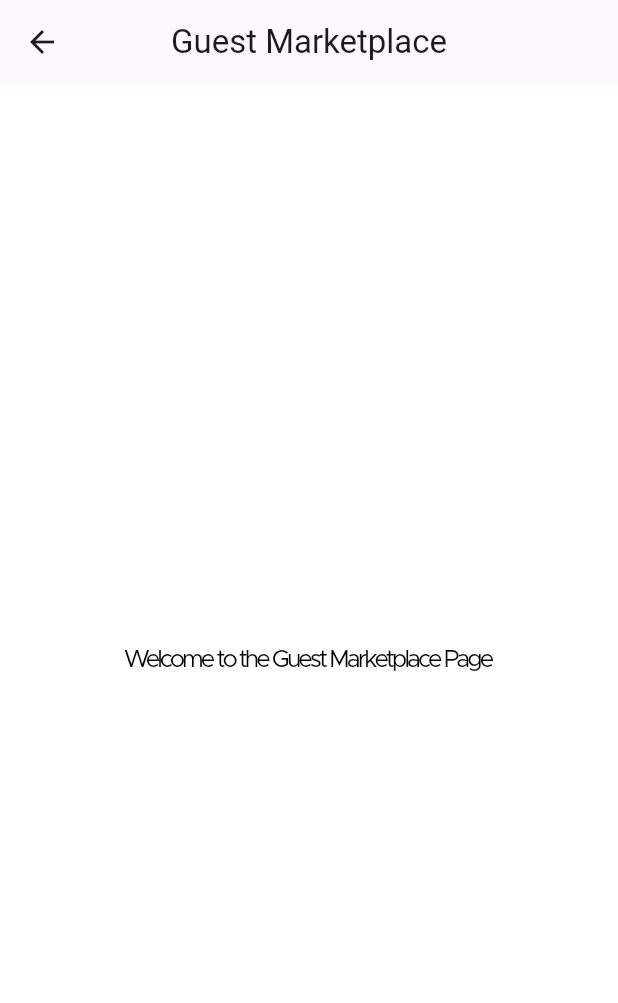
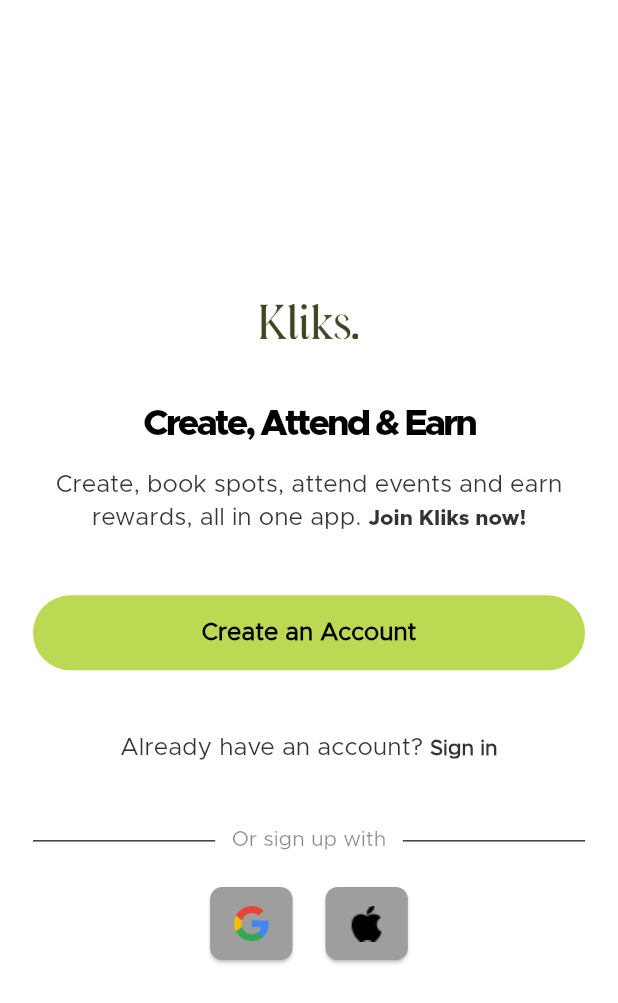
Before and after one commit to dammyaro/kliks, a Flutter app: the GuestMarketplacePage screen opened directly, on a phone screen of 412 x 824 dp. Shown: the top 1003 px of the screen. Run offline on Flutter 3.47's test engine with Material 3 defaults, Android fonts, the phone set to English and light mode, and no system bars; our stand-ins replace flutter_screenutil.

Commit message:
Added create account prompt to guest pages

```diff
--- a/lib/features/guest_app/activities/guest_activities_page.dart
+++ b/lib/features/guest_app/activities/guest_activities_page.dart
@@ -1,4 +1,5 @@
 import 'package:flutter/material.dart';
+import 'package:kliks/shared/widgets/guest_create_account_prompt.dart';
 
 class GuestActivitiesPage extends StatelessWidget {
   const GuestActivitiesPage({super.key});
@@ -6,12 +7,8 @@
   @override
   Widget build(BuildContext context) {
     return Scaffold(
-      appBar: AppBar(
-        title: const Text('Guest Activities'),
-        centerTitle: true,
-      ),
       body: const Center(
-        child: Text('Welcome to the Guest Activities Page'),
+        child: GuestCreateAccountPrompt(),
       ),
     );
   }
--- a/lib/features/guest_app/marketplace/guest_marketplace_page.dart
+++ b/lib/features/guest_app/marketplace/guest_marketplace_page.dart
@@ -1,17 +1,14 @@
 import 'package:flutter/material.dart';
+import 'package:kliks/shared/widgets/guest_create_account_prompt.dart';
 
 class GuestMarketplacePage extends StatelessWidget {
   const GuestMarketplacePage({super.key});
 
   @override
   Widget build(BuildContext context) {
-    return Scaffold(
-      appBar: AppBar(
-        title: const Text('Guest Marketplace'),
-        centerTitle: true,
-      ),
+     return Scaffold(
       body: const Center(
-        child: Text('Welcome to the Guest Marketplace Page'),
+        child: GuestCreateAccountPrompt(),
       ),
     );
   }
--- a/lib/features/guest_app/wallet/guest_wallet_page.dart
+++ b/lib/features/guest_app/wallet/guest_wallet_page.dart
@@ -1,4 +1,5 @@
 import 'package:flutter/material.dart';
+import 'package:kliks/shared/widgets/guest_create_account_prompt.dart';
 
 class GuestWalletPage extends StatelessWidget {
   const GuestWalletPage({super.key});
@@ -6,12 +7,8 @@
   @override
   Widget build(BuildContext context) {
     return Scaffold(
-      appBar: AppBar(
-        title: const Text('Guest Wallet'),
-        centerTitle: true,
-      ),
       body: const Center(
-        child: Text('Welcome to the Guest Wallet Page'),
+        child: GuestCreateAccountPrompt(),
       ),
     );
   }
--- /dev/null
+++ b/lib/shared/widgets/guest_create_account_prompt.dart
@@ -0,0 +1,193 @@
+import 'package:flutter/material.dart';
+import 'package:flutter_screenutil/flutter_screenutil.dart';
+import 'package:kliks/shared/widgets/button.dart'; // Import the CustomButton widget
+import 'package:flutter/gestures.dart'; // Import for TapGestureRecognizer
+import 'package:kliks/core/routes.dart';
+
+class GuestCreateAccountPrompt extends StatelessWidget {
+  const GuestCreateAccountPrompt({super.key});
+
+  @override
+  Widget build(BuildContext context) {
+    return Scaffold(
+      body: Center(
+        child: Padding(
+          padding: EdgeInsets.symmetric(horizontal: 20.w), // Add horizontal padding
+          child: Column(
+            mainAxisAlignment: MainAxisAlignment.center, // Center content vertically
+            crossAxisAlignment: CrossAxisAlignment.center, // Center content horizontally
+            children: [
+              // Logo
+              Image.asset(
+                Theme.of(context).brightness == Brightness.light
+                    ? 'assets/logo-inner.png'
+                    : 'assets/logo-dark.png',
+                height: 60.h, // Adjust logo height dynamically
+                width: 60.w,  // Adjust logo width dynamically
+              ),
+              SizedBox(height: 20.h), // Spacing between logo and text
+
+              // Main Text
+              Text(
+                'Create, Attend & Earn',
+                style: Theme.of(context).textTheme.bodyLarge?.copyWith(
+                      fontFamily: 'Metropolis-ExtraBold',
+                      fontSize: 24.sp, // Adjust font size
+                      fontWeight: FontWeight.bold,
+                    ),
+                textAlign: TextAlign.center,
+              ),
+              SizedBox(height: 10.h), // Spacing between main text and subtext
+
+              // Subtext
+              Text.rich(
+                TextSpan(
+                  children: [
+                    TextSpan(
+                      text:
+                          'Create, book spots, attend events and earn\nrewards, all in one app. ',
+                      style: Theme.of(context).textTheme.bodySmall?.copyWith(
+                            fontSize: 16.sp, // Adjust font size
+                          ),
+                    ),
+                    TextSpan(
+                      text: 'Join Kliks now!',
+                      style: Theme.of(context).textTheme.bodySmall?.copyWith(
+                            fontSize: 14.sp, // Adjust font size
+                            fontFamily: 'Metropolis-ExtraBold',
+                            fontWeight: FontWeight.bold,
+                          ),
+                    ),
+                  ],
+                ),
+                textAlign: TextAlign.center,
+              ),
+              SizedBox(height: 40.h), // Spacing before the button
+
+              // Create Account Button
+              CustomButton(
+                text: 'Create an Account',
+                onPressed: () {
+                  // Handle create account action
+                  Navigator.pushNamed(context, '/signup'); // Navigate to signup page
+                },
+                backgroundColor: const Color(0xffbbd953), // Always use this background color
+                textColor: Colors.black, // Black text color
+              ),
+              SizedBox(height: 40.h), // Add spacing before the text
+              Center(
+                child: Text.rich(
+                  TextSpan(
+                    children: [
+                      TextSpan(
+                        text: 'Already have an account? ',
+                        style: Theme.of(context).textTheme.bodySmall?.copyWith(
+                          fontSize: 16.sp,
+                        ),
+                      ),
+                      TextSpan(
+                        text: 'Sign in',
+                        style: Theme.of(context).textTheme.bodySmall?.copyWith(fontWeight: FontWeight.bold),
+                        recognizer: TapGestureRecognizer()
+                          ..onTap = () {
+                            // Handle sign-in navigation
+                            Navigator.pushNamed(context, AppRoutes.login);
+                          },
+                      ),
+                    ],
+                  ),
+                ),
+              ),
+              SizedBox(height: 40.h), // Add spacing before the divider
+              Row(
+                children: [
+                  Expanded(
+                    child: Divider(
+                      color: const Color(0xFF3B3B3B),
+                      thickness: 1,
+                    ),
+                  ),
+                  Padding(
+                    padding: EdgeInsets.symmetric(horizontal: 10.w),
+                    child: Text(
+                      'Or sign up with',
+                      style: Theme.of(context).textTheme.labelSmall, // Use bodySmall from theme config
+                    ),
+                  ),
+                  Expanded(
+                    child: Divider(
+                      color: const Color(0xFF3B3B3B),
+                      thickness: 1,
+                    ),
+                  ),
+                ],
+              ),
+              SizedBox(height: 20.h), // Add spacing before the buttons
+              Row(
+                mainAxisAlignment: MainAxisAlignment.center,
+                children: [
+                  // Google Button
+                  SizedBox(
+                    width: 50.w, // Reduced width for the Google button
+                    child: ElevatedButton(
+                      onPressed: () {
+                        // Handle Google sign-up action
+                        Navigator.pushNamed(context, '/signup'); // Navigate to signup page
+                      },
+                      style: ElevatedButton.styleFrom(
+                        backgroundColor: Colors.grey[500], // Grey background
+                        shape: RoundedRectangleBorder(
+                          borderRadius: BorderRadius.circular(8.r), // Rounded corners
+                        ),
+                        padding: EdgeInsets.symmetric(vertical: 12.h), // Vertical padding
+                      ),
+                      child: Row(
+                        mainAxisAlignment: MainAxisAlignment.center,
+                        children: [
+                          Image.asset(
+                            'assets/google_logo.png', // Google icon path
+                            height: 24.h,
+                            width: 24.w,
+                          ),
+                        ],
+                      ),
+                    ),
+                  ),
+                  SizedBox(width: 20.w), // Spacing between buttons
+
+                  // Apple Button
+                  SizedBox(
+                    width: 50.w, // Reduced width for the Apple button
+                    child: ElevatedButton(
+                      onPressed: () {
+                        // Handle Apple sign-up action
+                        Navigator.pushNamed(context, '/signup'); // Navigate to signup page
+                      },
+                      style: ElevatedButton.styleFrom(
+                        backgroundColor: Colors.grey[500], // Grey background
+                        shape: RoundedRectangleBorder(
+                          borderRadius: BorderRadius.circular(8.r), // Rounded corners
+                        ),
+                        padding: EdgeInsets.symmetric(vertical: 12.h), // Vertical padding
+                      ),
+                      child: Row(
+                        mainAxisAlignment: MainAxisAlignment.center,
+                        children: [
+                          Image.asset(
+                            'assets/apple_logo_black.png', // Apple icon path
+                            height: 24.h,
+                            width: 24.w,
+                          ),
+                        ],
+                      ),
+                    ),
+                  ),
+                ],
+              ),
+            ],
+          ),
+        ),
+      ),
+    );
+  }
+}
```
